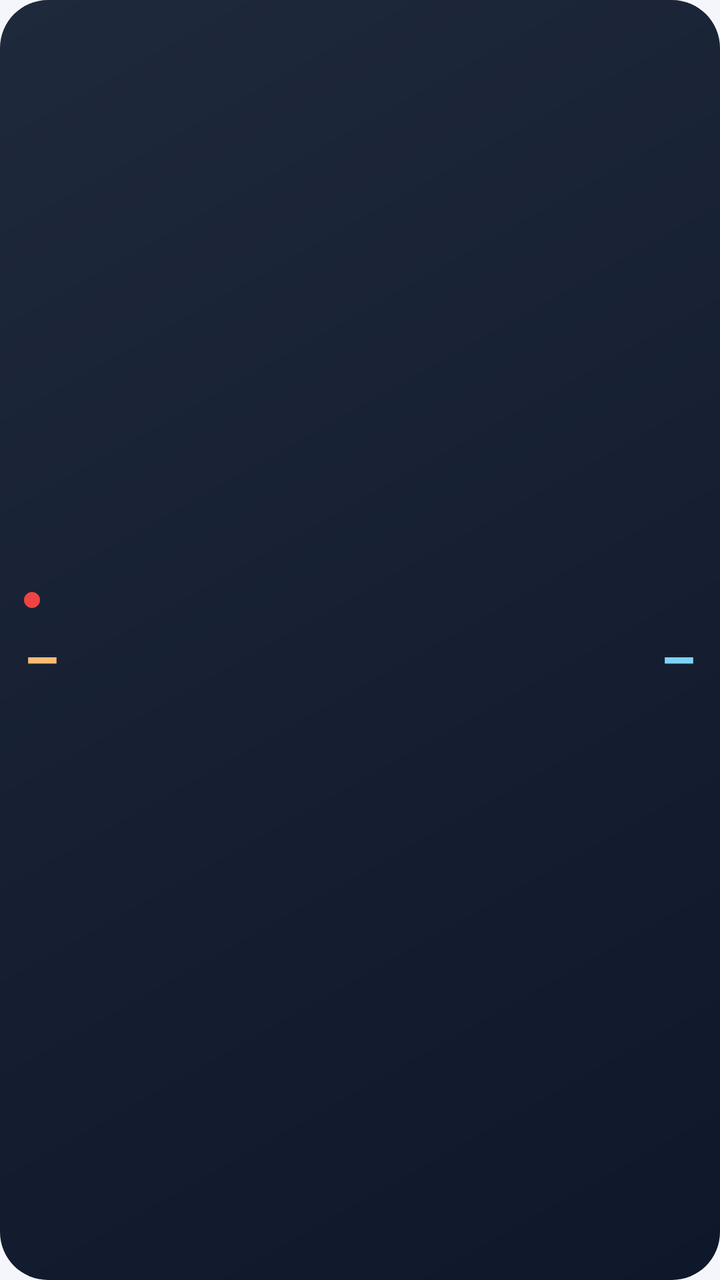
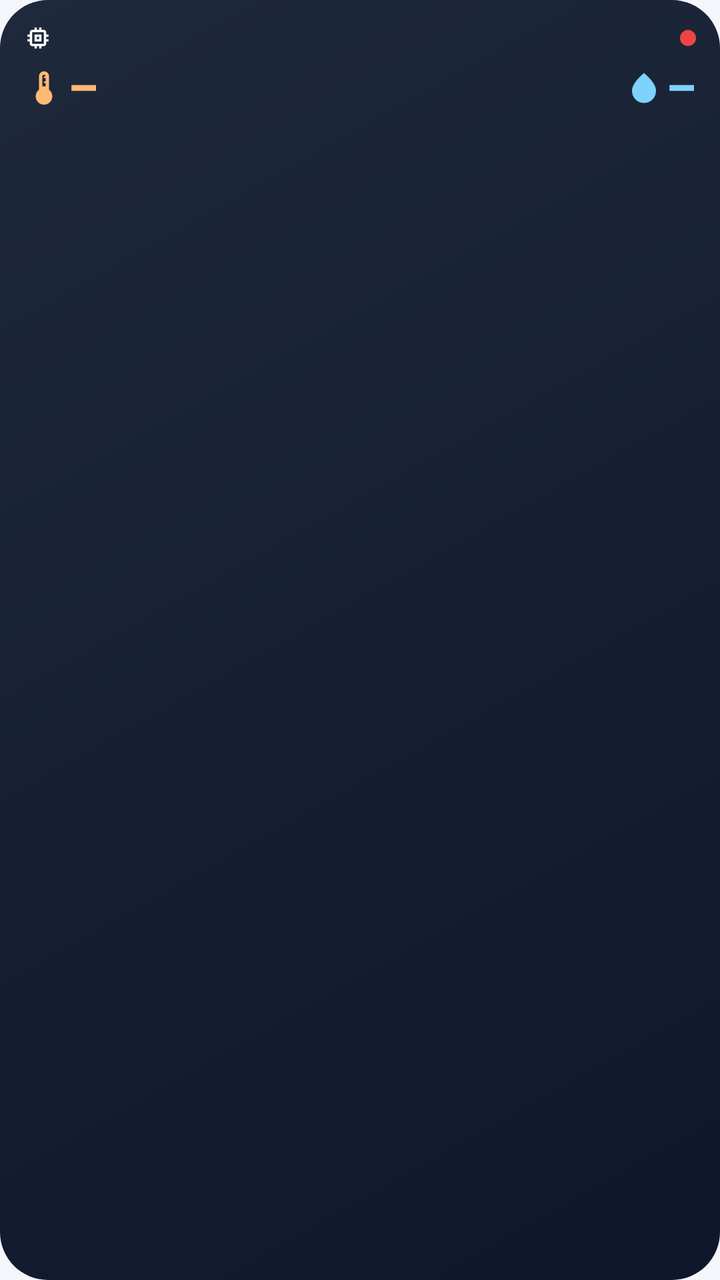

Screens rendered from an Android XML layout before and after an edit, with the pre-edit source and the edit as a unified diff.
<!-- AndroidManifest.xml: application theme AppTheme -->
<!-- res/layout/widget_03.xml -->
<?xml version="1.0" encoding="utf-8"?>
<LinearLayout xmlns:android="http://schemas.android.com/apk/res/android" android:id="@+id/root" android:layout_width="match_parent" android:layout_height="match_parent"
    android:orientation="vertical" android:gravity="center_vertical" android:padding="12dp" android:background="@drawable/bg_dark">
    <LinearLayout android:layout_width="match_parent" android:layout_height="wrap_content" android:gravity="center_vertical">
        <ImageView android:id="@+id/iDot" android:layout_width="8dp" android:layout_height="8dp" android:src="@drawable/dot_offline" />
        <TextView android:id="@+id/tName" android:layout_width="0dp" android:layout_weight="1" android:layout_height="wrap_content" android:layout_marginStart="6dp"
            android:textColor="#CCFFFFFF" android:textSize="12sp" android:maxLines="1" android:ellipsize="end" />
        <TextView android:id="@+id/tUpdated" android:layout_width="wrap_content" android:layout_height="wrap_content"
            android:textColor="#88FFFFFF" android:textSize="10sp" />
    </LinearLayout>
    <LinearLayout android:layout_width="match_parent" android:layout_height="wrap_content" android:orientation="horizontal" android:layout_marginTop="2dp">
        <TextView android:id="@+id/tTemp" android:layout_width="0dp" android:layout_weight="1" android:layout_height="wrap_content"
            android:textColor="#FFFDBA74" android:textSize="28sp" android:textStyle="bold" android:maxLines="1" android:text="–" />
        <TextView android:id="@+id/tHum" android:layout_width="0dp" android:layout_weight="1" android:layout_height="wrap_content" android:gravity="end"
            android:textColor="#FF7DD3FC" android:textSize="28sp" android:textStyle="bold" android:maxLines="1" android:text="–" />
    </LinearLayout>
</LinearLayout>
<!-- resources referenced by this layout -->
<resources>
  <!-- unchanged entries left out for length: 3 -->
</resources>

<!-- the commit's change to res/layout/widget_03.xml (unified diff, before → after) -->
@@ -1,17 +1,46 @@
 <?xml version="1.0" encoding="utf-8"?>
-<LinearLayout xmlns:android="http://schemas.android.com/apk/res/android" android:id="@+id/root" android:layout_width="match_parent" android:layout_height="match_parent"
-    android:orientation="vertical" android:gravity="center_vertical" android:padding="12dp" android:background="@drawable/bg_dark">
-    <LinearLayout android:layout_width="match_parent" android:layout_height="wrap_content" android:gravity="center_vertical">
-        <ImageView android:id="@+id/iDot" android:layout_width="8dp" android:layout_height="8dp" android:src="@drawable/dot_offline" />
-        <TextView android:id="@+id/tName" android:layout_width="0dp" android:layout_weight="1" android:layout_height="wrap_content" android:layout_marginStart="6dp"
-            android:textColor="#CCFFFFFF" android:textSize="12sp" android:maxLines="1" android:ellipsize="end" />
-        <TextView android:id="@+id/tUpdated" android:layout_width="wrap_content" android:layout_height="wrap_content"
-            android:textColor="#88FFFFFF" android:textSize="10sp" />
-    </LinearLayout>
-    <LinearLayout android:layout_width="match_parent" android:layout_height="wrap_content" android:orientation="horizontal" android:layout_marginTop="2dp">
-        <TextView android:id="@+id/tTemp" android:layout_width="0dp" android:layout_weight="1" android:layout_height="wrap_content"
-            android:textColor="#FFFDBA74" android:textSize="28sp" android:textStyle="bold" android:maxLines="1" android:text="–" />
-        <TextView android:id="@+id/tHum" android:layout_width="0dp" android:layout_weight="1" android:layout_height="wrap_content" android:gravity="end"
-            android:textColor="#FF7DD3FC" android:textSize="28sp" android:textStyle="bold" android:maxLines="1" android:text="–" />
-    </LinearLayout>
+<LinearLayout xmlns:android="http://schemas.android.com/apk/res/android" android:id="@+id/root" android:layout_width="match_parent" android:layout_height="match_parent" android:orientation="vertical" android:gravity="top" android:padding="12dp" android:background="@drawable/bg_dark">
+<LinearLayout android:layout_width="match_parent" android:layout_height="wrap_content" android:orientation="horizontal" android:gravity="center_vertical">
+  <ImageView android:layout_width="14dp" android:layout_height="14dp" android:layout_marginEnd="5dp" android:src="@drawable/ic_sensor" android:tint="#E6FFFFFF" android:importantForAccessibility="no" />
+  <TextView android:id="@+id/tName" android:layout_width="0dp" android:layout_height="wrap_content" android:textColor="#E6FFFFFF" android:textSize="12sp" android:textStyle="bold" android:maxLines="1" android:ellipsize="end" android:includeFontPadding="false" android:layout_weight="1" />
+  <ImageView android:id="@+id/iDot" android:layout_width="8dp" android:layout_height="8dp" android:src="@drawable/dot_offline" android:layout_marginStart="6dp" />
 </LinearLayout>
+<LinearLayout android:layout_width="match_parent" android:layout_height="wrap_content" android:orientation="horizontal" android:gravity="center_vertical" android:layout_marginTop="4dp">
+  <ImageView android:layout_width="20dp" android:layout_height="20dp" android:layout_marginEnd="2dp" android:src="@drawable/ic_thermo" android:tint="#FFFDBA74" android:importantForAccessibility="no" />
+  <TextView android:id="@+id/tTemp" android:layout_width="wrap_content" android:layout_height="wrap_content" android:textColor="#FFFDBA74" android:textSize="24sp" android:textStyle="bold" android:maxLines="1" android:ellipsize="end" android:includeFontPadding="false" android:text="–" android:fontFamily="sans-serif-medium" />
+  <FrameLayout android:layout_width="0dp" android:layout_height="1dp" android:layout_weight="1" />
+  <ImageView android:layout_width="18dp" android:layout_height="18dp" android:layout_marginEnd="2dp" android:src="@drawable/ic_drop" android:tint="#FF7DD3FC" android:importantForAccessibility="no" />
+  <TextView android:id="@+id/tHum" android:layout_width="wrap_content" android:layout_height="wrap_content" android:textColor="#FF7DD3FC" android:textSize="24sp" android:textStyle="bold" android:maxLines="1" android:ellipsize="end" android:includeFontPadding="false" android:text="–" android:fontFamily="sans-serif-medium" />
+</LinearLayout>
+<include layout="@layout/widget_info_block" />
+</LinearLayout>
+<!-- res/layout/widget_info_block.xml (included above) -->
+<?xml version="1.0" encoding="utf-8"?>
+<LinearLayout xmlns:android="http://schemas.android.com/apk/res/android" android:id="@+id/infoBlock" android:layout_width="match_parent" android:layout_height="wrap_content" android:orientation="vertical" android:layout_marginTop="4dp">
+<LinearLayout android:id="@+id/rowPlace" android:layout_width="match_parent" android:layout_height="wrap_content" android:orientation="horizontal" android:gravity="center_vertical" android:visibility="gone" android:layout_marginTop="2dp">
+  <ImageView android:layout_width="11dp" android:layout_height="11dp" android:layout_marginEnd="4dp" android:src="@drawable/ic_place" android:tint="#CCFFFFFF" android:importantForAccessibility="no" />
+  <TextView android:id="@+id/tPlace" android:layout_width="0dp" android:layout_height="wrap_content" android:textColor="#DDFFFFFF" android:textSize="10sp" android:maxLines="1" android:ellipsize="end" android:includeFontPadding="false" android:layout_weight="1" />
+</LinearLayout>
+<LinearLayout android:id="@+id/rowClock" android:layout_width="match_parent" android:layout_height="wrap_content" android:orientation="horizontal" android:gravity="center_vertical" android:visibility="gone" android:layout_marginTop="2dp">
+  <LinearLayout android:id="@+id/grpTime" android:layout_width="wrap_content" android:layout_height="wrap_content" android:gravity="center_vertical" android:layout_marginEnd="8dp">
+    <ImageView android:layout_width="11dp" android:layout_height="11dp" android:layout_marginEnd="4dp" android:src="@drawable/ic_clock" android:tint="#CCFFFFFF" android:importantForAccessibility="no" />
+    <TextClock android:id="@+id/clockTime" android:layout_width="wrap_content" android:layout_height="wrap_content" android:format24Hour="HH:mm" android:format12Hour="HH:mm" android:textColor="#FFFFFFFF" android:textSize="11sp" android:textStyle="bold" android:includeFontPadding="false" />
+  </LinearLayout>
+  <LinearLayout android:id="@+id/grpDate" android:layout_width="0dp" android:layout_weight="1" android:layout_height="wrap_content" android:gravity="center_vertical">
+    <ImageView android:layout_width="11dp" android:layout_height="11dp" android:layout_marginEnd="4dp" android:src="@drawable/ic_calendar" android:tint="#CCFFFFFF" android:importantForAccessibility="no" />
+    <TextClock android:id="@+id/clockDate" android:layout_width="wrap_content" android:layout_height="wrap_content" android:format24Hour="EEE d. MMM yyyy" android:format12Hour="EEE d. MMM yyyy" android:textColor="#DDFFFFFF" android:textSize="10sp" android:maxLines="1" android:includeFontPadding="false" />
+  </LinearLayout>
+</LinearLayout>
+<LinearLayout android:id="@+id/rowExtra" android:layout_width="match_parent" android:layout_height="wrap_content" android:orientation="horizontal" android:gravity="center_vertical" android:visibility="gone" android:layout_marginTop="2dp">
+  <ImageView android:layout_width="11dp" android:layout_height="11dp" android:layout_marginEnd="4dp" android:src="@drawable/ic_mood" android:tint="#CCFFFFFF" android:importantForAccessibility="no" />
+  <TextView android:id="@+id/tExtra" android:layout_width="0dp" android:layout_height="wrap_content" android:textColor="#DDFFFFFF" android:textSize="10sp" android:maxLines="1" android:ellipsize="end" android:includeFontPadding="false" android:layout_weight="1" />
+</LinearLayout>
+<LinearLayout android:id="@+id/rowToday" android:layout_width="match_parent" android:layout_height="wrap_content" android:orientation="horizontal" android:gravity="center_vertical" android:visibility="gone" android:layout_marginTop="2dp">
+  <ImageView android:layout_width="11dp" android:layout_height="11dp" android:layout_marginEnd="4dp" android:src="@drawable/ic_chart" android:tint="#CCFFFFFF" android:importantForAccessibility="no" />
+  <TextView android:id="@+id/tToday" android:layout_width="0dp" android:layout_height="wrap_content" android:textColor="#DDFFFFFF" android:textSize="10sp" android:maxLines="1" android:ellipsize="end" android:includeFontPadding="false" android:layout_weight="1" />
+</LinearLayout>
+<LinearLayout android:id="@+id/rowUpdated" android:layout_width="match_parent" android:layout_height="wrap_content" android:orientation="horizontal" android:gravity="center_vertical" android:visibility="gone" android:layout_marginTop="2dp">
+  <ImageView android:layout_width="11dp" android:layout_height="11dp" android:layout_marginEnd="4dp" android:src="@drawable/ic_sync" android:tint="#AAFFFFFF" android:importantForAccessibility="no" />
+  <TextView android:id="@+id/tUpdatedAt" android:layout_width="0dp" android:layout_height="wrap_content" android:textColor="#AAFFFFFF" android:textSize="10sp" android:maxLines="1" android:ellipsize="end" android:includeFontPadding="false" android:layout_weight="1" />
+</LinearLayout>
+</LinearLayout>
<!-- resource entries referenced after the edit -->
@@ -1,5 +1,50 @@
 <!-- resources referenced by this layout -->
 <resources>
+  <!-- drawable ic_calendar (drawable) -->
+  <?xml version="1.0" encoding="utf-8"?>
+  <vector xmlns:android="http://schemas.android.com/apk/res/android" android:width="24dp" android:height="24dp" android:viewportWidth="24" android:viewportHeight="24">
+      <path android:fillColor="#FFFFFFFF" android:pathData="M19,3h-1V1h-2v2H8V1H6v2H5c-1.11,0 -1.99,0.9 -1.99,2L3,19c0,1.1 0.89,2 2,2h14c1.1,0 2,-0.9 2,-2V5c0,-1.1 -0.9,-2 -2,-2zM19,19H5V8h14v11zM7,10h5v5H7z" />
+  </vector>
+  <!-- drawable ic_chart (drawable) -->
+  <?xml version="1.0" encoding="utf-8"?>
+  <vector xmlns:android="http://schemas.android.com/apk/res/android" android:width="24dp" android:height="24dp" android:viewportWidth="24" android:viewportHeight="24">
+      <path android:fillColor="#FFFFFFFF" android:pathData="M3.5,18.49l6,-6.01 4,4L22,6.92l-1.41,-1.41 -7.09,7.97 -4,-4L2,16.99z" />
+  </vector>
+  <!-- drawable ic_clock (drawable) -->
+  <?xml version="1.0" encoding="utf-8"?>
+  <vector xmlns:android="http://schemas.android.com/apk/res/android" android:width="24dp" android:height="24dp" android:viewportWidth="24" android:viewportHeight="24">
+      <path android:fillColor="#FFFFFFFF" android:pathData="M11.99,2C6.47,2 2,6.48 2,12s4.47,10 9.99,10C17.52,22 22,17.52 22,12S17.52,2 11.99,2zM12,20c-4.42,0 -8,-3.58 -8,-8s3.58,-8 8,-8 8,3.58 8,8 -3.58,8 -8,8zM12.5,7H11v6l5.25,3.15 0.75,-1.23 -4.5,-2.67z" />
+  </vector>
+  <!-- drawable ic_drop (drawable) -->
+  <?xml version="1.0" encoding="utf-8"?>
+  <vector xmlns:android="http://schemas.android.com/apk/res/android" android:width="24dp" android:height="24dp" android:viewportWidth="24" android:viewportHeight="24">
+      <path android:fillColor="#FFFFFFFF" android:pathData="M12,2c-5.33,4.55 -8,8.48 -8,11.8c0,4.98 3.8,8.2 8,8.2s8,-3.22 8,-8.2C20,10.48 17.33,6.55 12,2z" />
+  </vector>
+  <!-- drawable ic_mood (drawable) -->
+  <?xml version="1.0" encoding="utf-8"?>
+  <vector xmlns:android="http://schemas.android.com/apk/res/android" android:width="24dp" android:height="24dp" android:viewportWidth="24" android:viewportHeight="24">
+      <path android:fillColor="#FFFFFFFF" android:pathData="M11.99,2C6.47,2 2,6.48 2,12s4.47,10 9.99,10C17.52,22 22,17.52 22,12S17.52,2 11.99,2zM12,20c-4.42,0 -8,-3.58 -8,-8s3.58,-8 8,-8 8,3.58 8,8 -3.58,8 -8,8zM15.5,11c0.83,0 1.5,-0.67 1.5,-1.5S16.33,8 15.5,8 14,8.67 14,9.5s0.67,1.5 1.5,1.5zM8.5,11c0.83,0 1.5,-0.67 1.5,-1.5S9.33,8 8.5,8 7,8.67 7,9.5 7.67,11 8.5,11zM12,17.5c2.33,0 4.31,-1.46 5.11,-3.5H6.89c0.8,2.04 2.78,3.5 5.11,3.5z" />
+  </vector>
+  <!-- drawable ic_place (drawable) -->
+  <?xml version="1.0" encoding="utf-8"?>
+  <vector xmlns:android="http://schemas.android.com/apk/res/android" android:width="24dp" android:height="24dp" android:viewportWidth="24" android:viewportHeight="24">
+      <path android:fillColor="#FFFFFFFF" android:pathData="M12,2C8.13,2 5,5.13 5,9c0,5.25 7,13 7,13s7,-7.75 7,-13c0,-3.87 -3.13,-7 -7,-7zM12,11.5c-1.38,0 -2.5,-1.12 -2.5,-2.5s1.12,-2.5 2.5,-2.5 2.5,1.12 2.5,2.5 -1.12,2.5 -2.5,2.5z" />
+  </vector>
+  <!-- drawable ic_sensor (drawable) -->
+  <?xml version="1.0" encoding="utf-8"?>
+  <vector xmlns:android="http://schemas.android.com/apk/res/android" android:width="24dp" android:height="24dp" android:viewportWidth="24" android:viewportHeight="24">
+      <path android:fillColor="#FFFFFFFF" android:pathData="M15,9H9v6h6V9zM13,13h-2v-2h2v2zM21,11V9h-2V7c0,-1.1 -0.9,-2 -2,-2h-2V3h-2v2h-2V3H9v2H7c-1.1,0 -2,0.9 -2,2v2H3v2h2v2H3v2h2v2c0,1.1 0.9,2 2,2h2v2h2v-2h2v2h2v-2h2c1.1,0 2,-0.9 2,-2v-2h2v-2h-2v-2h2zM17,17H7V7h10v10z" />
+  </vector>
+  <!-- drawable ic_sync (drawable) -->
+  <?xml version="1.0" encoding="utf-8"?>
+  <vector xmlns:android="http://schemas.android.com/apk/res/android" android:width="24dp" android:height="24dp" android:viewportWidth="24" android:viewportHeight="24">
+      <path android:fillColor="#FFFFFFFF" android:pathData="M12,4V1L8,5l4,4V6c3.31,0 6,2.69 6,6 0,1.01 -0.25,1.97 -0.7,2.8l1.46,1.46C19.54,15.03 20,13.57 20,12c0,-4.42 -3.58,-8 -8,-8zM12,18c-3.31,0 -6,-2.69 -6,-6 0,-1.01 0.25,-1.97 0.7,-2.8L5.24,7.74C4.46,8.97 4,10.43 4,12c0,4.42 3.58,8 8,8v3l4,-4 -4,-4v3z" />
+  </vector>
+  <!-- drawable ic_thermo (drawable) -->
+  <?xml version="1.0" encoding="utf-8"?>
+  <vector xmlns:android="http://schemas.android.com/apk/res/android" android:width="24dp" android:height="24dp" android:viewportWidth="24" android:viewportHeight="24">
+      <path android:fillColor="#FFFFFFFF" android:pathData="M15,13V5c0,-1.66 -1.34,-3 -3,-3S9,3.34 9,5v8c-1.21,0.91 -2,2.37 -2,4 0,2.76 2.24,5 5,5s5,-2.24 5,-5c0,-1.63 -0.79,-3.09 -2,-4zM11,5c0,-0.55 0.45,-1 1,-1s1,0.45 1,1h-1v1h1v2h-1v1h1v2h-2V5z" />
+  </vector>
   <!-- unchanged entries left out for length: 3 -->
 </resources>
 
